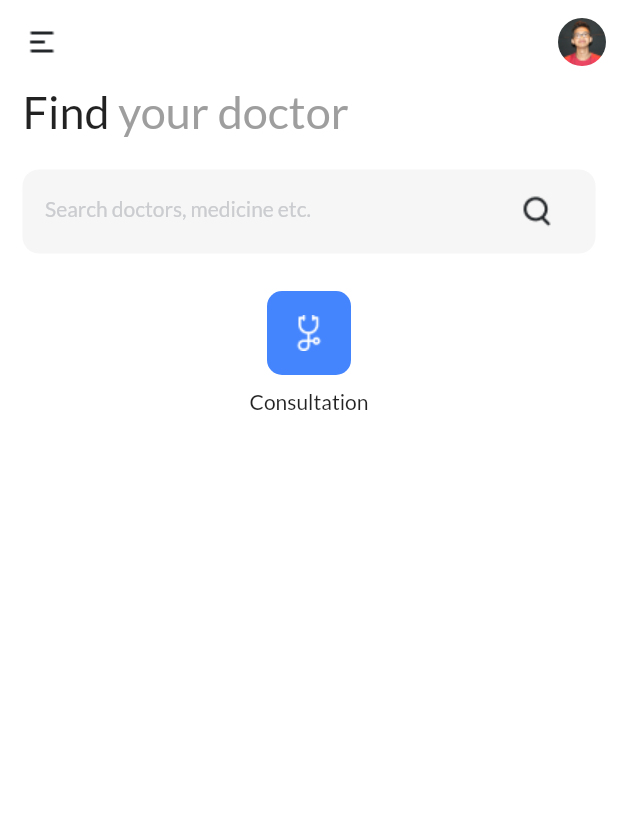
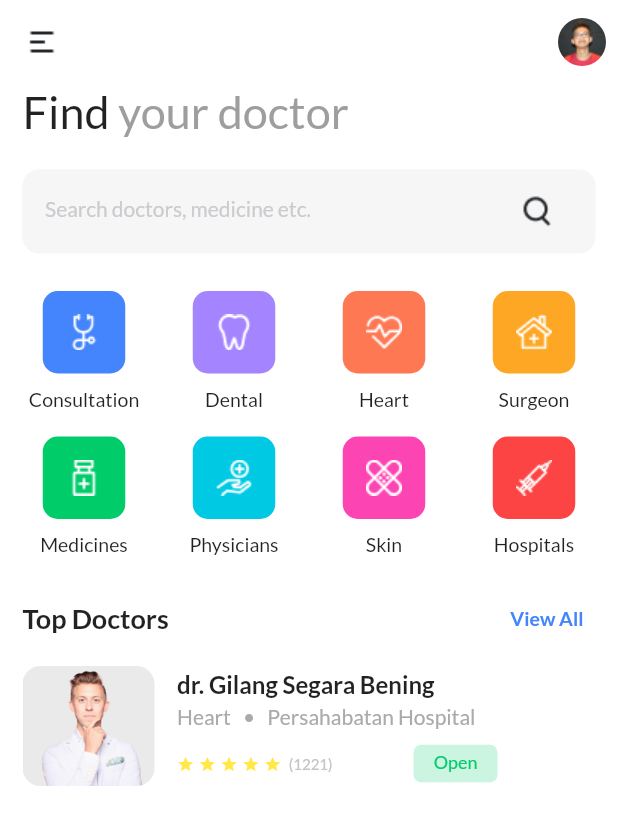
Before and after one commit to mfroche/doctor_app, a Flutter app: the screen it shows after launch, on a phone screen of 412 x 824 dp. Shown: the top 825 px of the screen. Run offline on Flutter 3.47's test engine with Material 2 defaults, Android fonts, the phone set to English and light mode, and no system bars.

Commit message:
Class Widget Created: DoctorCard

```diff
--- a/lib/home_page.dart
+++ b/lib/home_page.dart
@@ -1,3 +1,4 @@
+import 'package:doctor_app/topic_card_section.dart';
 import 'package:flutter/material.dart';
 
 class HomePage extends StatelessWidget {
@@ -26,35 +27,140 @@ class HomePage extends StatelessWidget {
         child: Column(
           children: <Widget>[
             HomeTitle(),
-            SizedBox(
-              height: 21,
-            ),
+            SizedBox(height: 21),
             HomeSearch(),
-            SizedBox(
-              height: 21,
-            ),
-            Card(
-              elevation: 0,
-              child: Column(
+            SizedBox(height: 21),
+            TopicCardsSection(),
+            SizedBox(height: 26),
+            HeaderTopDoctor(),
+            SizedBox(height: 21),
+            Row(
+              crossAxisAlignment: CrossAxisAlignment.center,
               children: <Widget>[
                 Container(
-                    height: 56,
-                    width: 56,
-                    decoration: BoxDecoration(
-                        color: Color(0xFF4485FD),
-                        borderRadius: BorderRadius.circular(10)),
-                    child: Image.asset("assets/icons/007-stethoscope.png"),
+                  child: Row(
+                    children: [
+                      Container(
+                        height: 80,
+                        width: 88,
+                        child: ClipRRect(
+                          borderRadius: BorderRadius.circular(12),
+                          child: Image.asset(
+                            "assets/images/doctor1.png",
+                            fit: BoxFit.cover,
                           ),
-                  SizedBox(
-                    height: 9,
                         ),
-                  Text('Consultation'),
+                      ),
+                      SizedBox(width: 15),
+                      DoctorCard()
                     ],
                   ),
                 )
               ],
             ),
+          ],
         ),
+      ),
+    );
+  }
+}
+
+class DoctorCard extends StatelessWidget {
+  const DoctorCard({
+    super.key,
+  });
+
+  @override
+  Widget build(BuildContext context) {
+    return Column(
+      mainAxisAlignment: MainAxisAlignment.start,
+      crossAxisAlignment: CrossAxisAlignment.start,
+      children: <Widget>[
+        Text(
+          'dr. Gilang Segara Bening',
+          style: TextStyle(
+            fontSize: 16,
+            fontWeight: FontWeight.bold,
+          ),
+        ),
+        SizedBox(height: 4),
+        Text(
+          'Heart   •   Persahabatan Hospital',
+          style: TextStyle(fontSize: 14, color: Color(0xFFAAAAAA)),
+        ),
+        SizedBox(height: 10),
+        Row(
+          children: <Widget>[
+            Row(
+              children: <Widget>[
+                Icon(Icons.star, size: 11.5, color: Color(0xFFFFE848)),
+                SizedBox(width: 3),
+                Icon(Icons.star, size: 11.5, color: Color(0xFFFFE848)),
+                SizedBox(width: 3),
+                Icon(Icons.star, size: 11.5, color: Color(0xFFFFE848)),
+                SizedBox(width: 3),
+                Icon(Icons.star, size: 11.5, color: Color(0xFFFFE848)),
+                SizedBox(width: 3),
+                Icon(Icons.star, size: 11.5, color: Color(0xFFFFE848)),
+                SizedBox(width: 5),
+                Text(
+                  '(1221)',
+                  style: TextStyle(fontSize: 10, color: Color(0xFFC4C4C4)),
+                ),
+              ],
+            ),
+            SizedBox(width: 54),
+            Container(
+              padding: EdgeInsets.fromLTRB(0, 4, 0, 7),
+              alignment: Alignment.center,
+              width: 56,
+              decoration: BoxDecoration(
+                  color: Color(0xFFCCF5E1),
+                  borderRadius: BorderRadius.circular(5)),
+              child: Text(
+                'Open',
+                style: TextStyle(fontSize: 12, color: Color(0xFF00CC6A)),
+              ),
+            ),
+          ],
+        )
+      ],
+    );
+  }
+}
+
+class HeaderTopDoctor extends StatelessWidget {
+  const HeaderTopDoctor({
+    super.key,
+  });
+
+  @override
+  Widget build(BuildContext context) {
+    return Row(
+      children: <Widget>[
+        Text(
+          'Top Doctors',
+          style: TextStyle(
+            fontSize: 18,
+            fontWeight: FontWeight.bold,
+          ),
+        ),
+        Spacer(),
+        GestureDetector(
+          onTap: () {},
+          child: Padding(
+            padding: EdgeInsets.symmetric(vertical: 0, horizontal: 8),
+            child: Text(
+              'View All',
+              style: TextStyle(
+                color: Color(0xFF4485FD),
+                fontSize: 13,
+                fontWeight: FontWeight.bold,
+              ),
+            ),
+          ),
+        )
+      ],
     );
   }
 }
--- /dev/null
+++ b/lib/topic_card.dart
@@ -0,0 +1,44 @@
+import 'package:flutter/material.dart';
+
+class TopicCard extends StatelessWidget {
+  final String image;
+  final String topic;
+  final Color color;
+
+  const TopicCard({
+    super.key,
+    required this.image,
+    required this.topic,
+    required this.color,
+  });
+
+  @override
+  Widget build(BuildContext context) {
+    return Card(
+      elevation: 0,
+      child: Container(
+        width: 74,
+        child: Column(
+          children: <Widget>[
+            Container(
+              height: 55,
+              width: 55,
+              decoration: BoxDecoration(
+                  color: color, borderRadius: BorderRadius.circular(10)),
+              child: Image.asset(image),
+            ),
+            SizedBox(
+              height: 9,
+            ),
+            Text(
+              topic,
+              style: TextStyle(
+                fontSize: 13,
+              ),
+            ),
+          ],
+        ),
+      ),
+    );
+  }
+}
--- /dev/null
+++ b/lib/topic_card_section.dart
@@ -0,0 +1,69 @@
+import 'package:doctor_app/topic_card.dart';
+import 'package:flutter/material.dart';
+
+class TopicCardsSection extends StatelessWidget {
+  const TopicCardsSection({
+    super.key,
+  });
+
+  @override
+  Widget build(BuildContext context) {
+    return const Column(
+      children: <Widget>[
+        Row(
+          mainAxisAlignment: MainAxisAlignment.spaceBetween,
+          children: <Widget>[
+            TopicCard(
+              image: "assets/icons/007-stethoscope.png",
+              topic: 'Consultation',
+              color: Color(0xFF4485FD),
+            ),
+            TopicCard(
+              image: "assets/icons/004-teeth.png",
+              topic: 'Dental',
+              color: Color(0xFFA584FF),
+            ),
+            TopicCard(
+              image: "assets/icons/017-heart.png",
+              topic: 'Heart',
+              color: Color(0xFFFF7854),
+            ),
+            TopicCard(
+              image: "assets/icons/024-clinic.png",
+              topic: 'Surgeon',
+              color: Color(0xFFFEA725),
+            ),
+          ],
+        ),
+        SizedBox(
+          height: 9,
+        ),
+        Row(
+          mainAxisAlignment: MainAxisAlignment.spaceBetween,
+          children: <Widget>[
+            TopicCard(
+              image: "assets/icons/012-medicine.png",
+              topic: 'Medicines',
+              color: Color(0xFF00CC6A),
+            ),
+            TopicCard(
+              image: "assets/icons/013-care-2.png",
+              topic: 'Physicians',
+              color: Color(0xFF00C9E4),
+            ),
+            TopicCard(
+              image: "assets/icons/028-bandage.png",
+              topic: 'Skin',
+              color: Color(0xFFFD44B3),
+            ),
+            TopicCard(
+              image: "assets/icons/005-syringe.png",
+              topic: 'Hospitals',
+              color: Color(0xFFFD4444),
+            ),
+          ],
+        ),
+      ],
+    );
+  }
+}
```
Also changed, not shown: assets/icons/005-syringe.png (added), assets/icons/013-care-2.png (added), assets/icons/Icons-Star.png (renamed from assets/icons/Icons-Star 1.png). Lines whose indentation alone changed are shown as unchanged.
